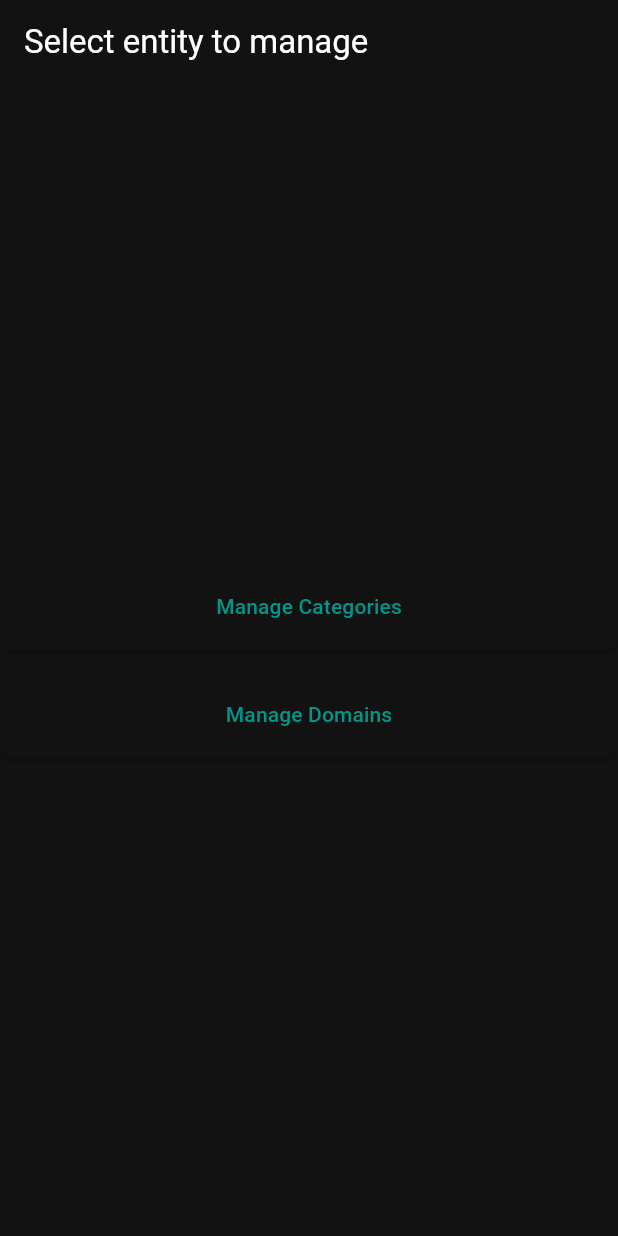
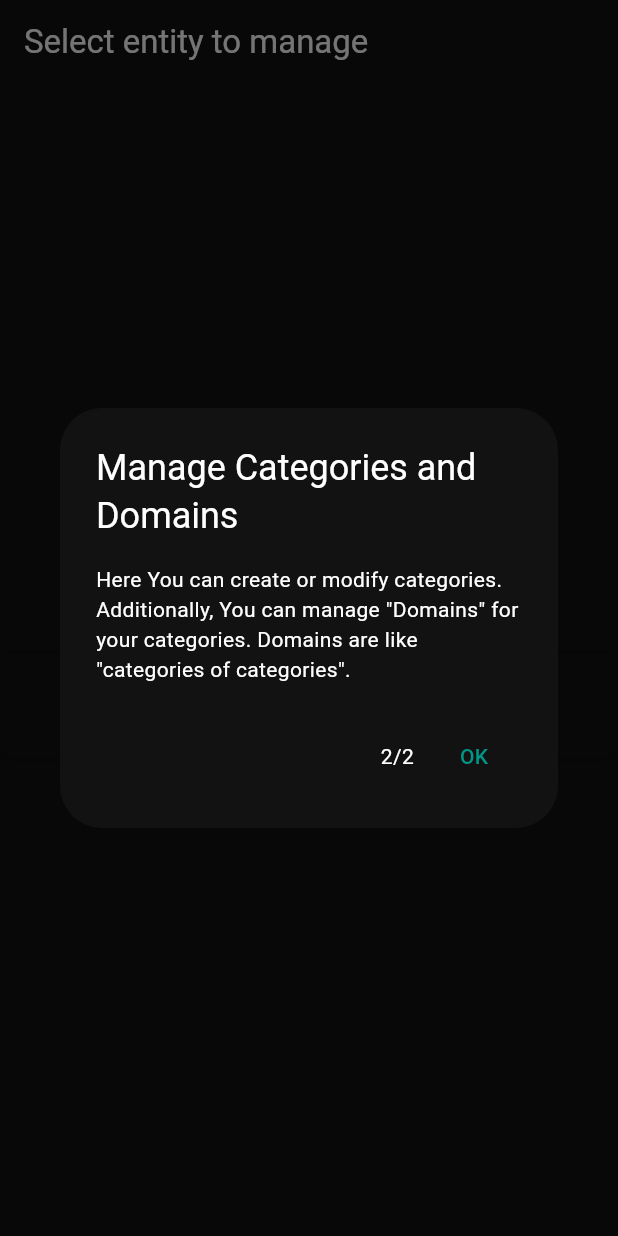
Before and after one commit to vicortez/spending-tracker, a Flutter app: the ChooseEntityToManagePage screen opened directly, on a phone screen of 412 x 824 dp. Run offline on Flutter 3.47's test engine with Material 3 defaults, Android fonts, the phone set to English and light mode, and no system bars; our stand-ins replace file_picker, fl_chart, month_picker_dialog, shared_preferences; accounts and stored records are empty.

Commit message:
add welcome procedure
add procedure to be ran at the first execution of the app

```diff
--- a/lib/models/category/category_state.dart
+++ b/lib/models/category/category_state.dart
@@ -7,10 +7,7 @@ import 'package:shared_preferences/shared_preferences.dart';
 import 'category.dart';
 
 class CategoryState extends ChangeNotifier {
-  List<Category> _categories = [
-    // Category(name: "Sushi", enabled: true),
-    // Category(name: "Restaurants", enabled: true),
-  ];
+  List<Category> _categories = [];
 
   SharedPreferences? prefs;
 
@@ -102,4 +99,13 @@ class CategoryState extends ChangeNotifier {
   bool existsCategoryWithName(String name) {
     return _categories.any((cat) => cat.name == name);
   }
+
+  List<Category> getExampleCategories() {
+    return [
+      Category(id: getNextId(), name: "Example Category 1", enabled: true),
+      Category(id: getNextId() + 1, name: "Example Category 2", enabled: true),
+      // Category(name: "Sushi", enabled: true),
+      // Category(name: "Restaurants", enabled: true),
+    ];
+  }
 }
--- a/lib/pages/choose_entity_to_manage_page.dart
+++ b/lib/pages/choose_entity_to_manage_page.dart
@@ -1,18 +1,33 @@
 import 'package:flutter/material.dart';
+import 'package:shared_preferences/shared_preferences.dart';
 import 'package:spending_tracker/common_widgets/my_button.dart';
 import 'package:spending_tracker/pages/manage_categories_page.dart';
 import 'package:spending_tracker/pages/manage_domains_page.dart';
+import 'package:spending_tracker/translations/translations.dart';
 
-class ChooseEntityToManagePage extends StatelessWidget {
+class ChooseEntityToManagePage extends StatefulWidget {
   GlobalKey<NavigatorState> navigatorKey;
 
-  ChooseEntityToManagePage({super.key, required this.navigatorKey});
+  ChooseEntityToManagePage({super.key, required this.navigatorKey, bool isFirstRun = false});
+
+  @override
+  State<ChooseEntityToManagePage> createState() => _ChooseEntityToManagePageState();
+}
+
+class _ChooseEntityToManagePageState extends State<ChooseEntityToManagePage> {
+  @override
+  void initState() {
+    super.initState();
+    WidgetsBinding.instance.addPostFrameCallback((_) {
+      _checkAndRunWelcomeProcedure(context);
+    });
+  }
 
   @override
   Widget build(BuildContext context) {
     double buttonHeight = 60;
     return Navigator(
-      key: navigatorKey,
+      key: widget.navigatorKey,
       onGenerateRoute: (settings) {
         return MaterialPageRoute(
           builder: (context) => Scaffold(
@@ -66,4 +81,42 @@ class ChooseEntityToManagePage extends StatelessWidget {
       },
     );
   }
+
+  // if we're gonna start showing even more dialogs, refactor to not repeat so much code
+  _checkAndRunWelcomeProcedure(BuildContext context) async {
+    SharedPreferences prefs = await SharedPreferences.getInstance();
+    bool showDialog = (prefs.getBool('isFirstRun') ?? true);
+
+    // if (true) {
+    if (showDialog) {
+      WidgetsBinding.instance.addPostFrameCallback((_) {
+        _showWelcomeDialog(context, prefs);
+      });
+    }
+  }
+
+  _showWelcomeDialog(BuildContext context, SharedPreferences prefs) async {
+    return await showDialog<void>(
+      context: context,
+      barrierDismissible: false,
+      builder: (BuildContext context) {
+        return AlertDialog(
+          title: const Text('Manage Categories and Domains'),
+          content: const Text(welcome_categories),
+          actions: <Widget>[
+            const Text(
+              '2/2',
+            ),
+            TextButton(
+              child: const Text('OK'),
+              onPressed: () async {
+                Navigator.of(context).pop();
+                await prefs.setBool('isFirstRun', false);
+              },
+            ),
+          ],
+        );
+      },
+    );
+  }
 }
--- /dev/null
+++ b/lib/translations/translations.dart
@@ -0,0 +1,4 @@
+const String welcome1 =
+    'This is the main page! Here you can swiftly register an expense. just enter the amount you\'ve spent and click on one of the categories. This action will record an expense under the chosen category.';
+const String welcome_categories =
+    'Here You can create or modify categories. Additionally, You can manage "Domains" for your categories. Domains are like "categories of categories". ';
```
Also changed, not shown: lib/main.dart (+51 -67 lines).
